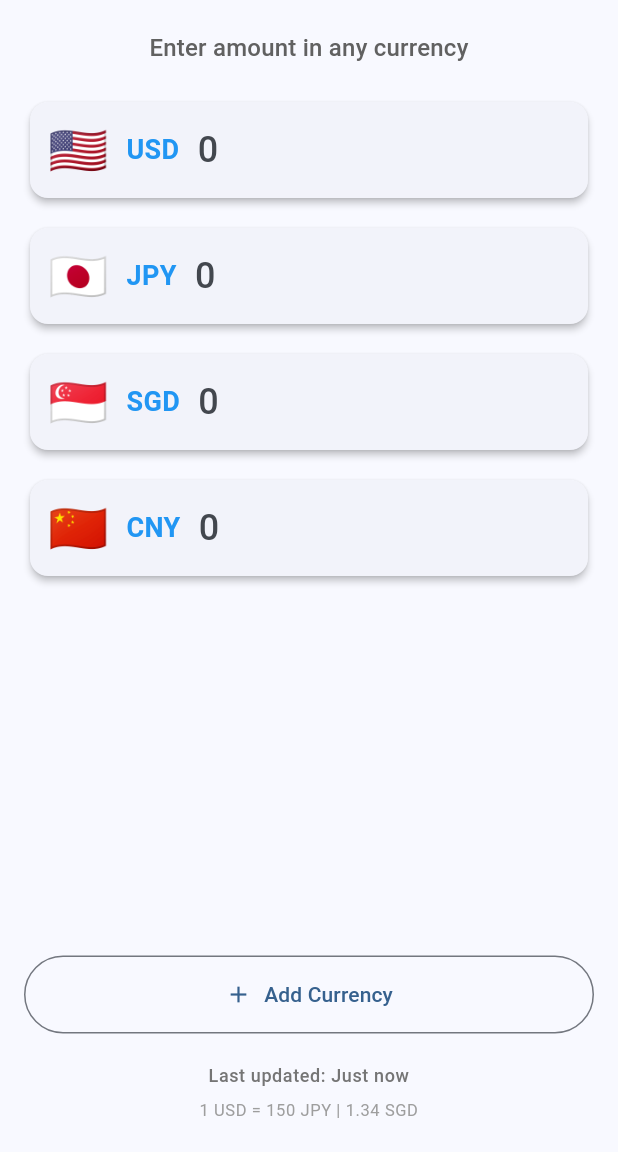
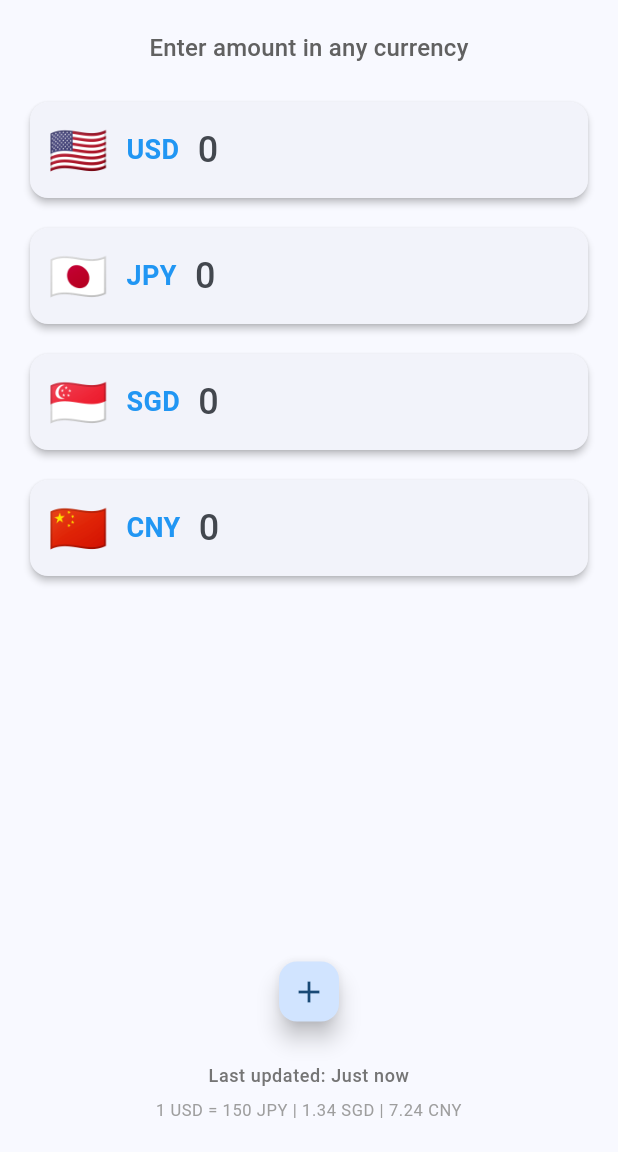
Before and after one commit to jzhu36/currency_exchange, a Flutter app: the screen it shows after launch, on a phone screen of 412 x 824 dp, the part 84-1236 px from its top. Run offline on Flutter 3.47's test engine with Material 3 defaults, Android fonts, the phone set to English and light mode, and no system bars; our stand-ins replace shared_preferences.

Commit message:
Fix bugs: currency conversion, rate display, UI improvements
- Fix new currencies not converting (update fields after loading)
- Fix rate display to show all selected currencies (not just first 3)
- Change Add Currency button to simple + icon (FloatingActionButton)
- Position + button right below currency list
- Fix navigation button overlap with proper SafeArea padding
- Improve rate display with multi-line support

```diff
--- a/lib/screens/converter_screen.dart
+++ b/lib/screens/converter_screen.dart
@@ -63,6 +63,25 @@ class _ConverterScreenState extends State<ConverterScreen> {
       _currencies = currencies;
       _setupControllersAndFocusNodes();
     });
+
+    // After loading currencies, update all fields based on existing values
+    _updateAllFieldsFromExisting();
+  }
+
+  /// Update all fields based on the first non-empty field.
+  void _updateAllFieldsFromExisting() {
+    // Find first currency with a value
+    for (final currency in _currencies) {
+      final controller = _controllers[currency];
+      if (controller != null && controller.text.isNotEmpty) {
+        final amount = double.tryParse(controller.text);
+        if (amount != null && amount > 0) {
+          _lastEditedCurrency = currency;
+          _updateOtherFields(currency, amount);
+          return;
+        }
+      }
+    }
   }
 
   /// Set up controllers and focus nodes for all currencies.
@@ -341,6 +360,9 @@ class _ConverterScreenState extends State<ConverterScreen> {
 
                     // Currency list with reordering
                     Expanded(
+                      child: Column(
+                        children: [
+                          Expanded(
                             child: ReorderableListView.builder(
                               padding: const EdgeInsets.symmetric(horizontal: 16.0),
                               itemCount: _currencies.length,
@@ -405,23 +427,23 @@ class _ConverterScreenState extends State<ConverterScreen> {
                             ),
                           ),
 
-                    // Add Currency button
+                          // Add Currency button - simple + icon right below currencies
                           Padding(
-                      padding: const EdgeInsets.symmetric(horizontal: 16.0),
-                      child: SizedBox(
-                        width: double.infinity,
-                        child: OutlinedButton.icon(
+                            padding: const EdgeInsets.symmetric(horizontal: 16.0, vertical: 12.0),
+                            child: Center(
+                              child: FloatingActionButton(
                                 onPressed: _navigateToAddCurrency,
-                          icon: const Icon(Icons.add),
-                          label: const Text('Add Currency'),
-                          style: OutlinedButton.styleFrom(
-                            padding: const EdgeInsets.symmetric(vertical: 16),
+                                mini: true,
+                                child: const Icon(Icons.add),
+                                tooltip: 'Add Currency',
                               ),
                             ),
                           ),
+                        ],
+                      ),
                     ),
 
-                    const SizedBox(height: 20),
+                    const SizedBox(height: 12),
 
                     // Footer with rate info
                     Padding(
@@ -438,16 +460,15 @@ class _ConverterScreenState extends State<ConverterScreen> {
 
                     const SizedBox(height: 8),
 
-                    // Display current rates
+                    // Display current rates - show all selected currencies
                     Padding(
                       padding: const EdgeInsets.symmetric(horizontal: 16.0),
                       child: Builder(
                         builder: (context) {
                           final rates = CurrencyConverter.getRates();
                           final usdRate = rates['USD'] ?? 1.0;
-                          final displayCurrencies = _currencies.take(3).toList();
 
-                          final rateTexts = displayCurrencies.where((c) => c != 'USD').map((c) {
+                          final rateTexts = _currencies.where((c) => c != 'USD').map((c) {
                             final rate = rates[c];
                             if (rate != null) {
                               final decimals = CurrencyData.getDecimalPlaces(c);
@@ -463,12 +484,15 @@ class _ConverterScreenState extends State<ConverterScreen> {
                                   fontSize: 11,
                                 ),
                             textAlign: TextAlign.center,
+                            maxLines: 3,
+                            overflow: TextOverflow.ellipsis,
                           );
                         },
                       ),
                     ),
 
-                    const SizedBox(height: 20),
+                    // Extra padding for navigation buttons
+                    SizedBox(height: MediaQuery.of(context).padding.bottom + 20),
                   ],
                 ),
 
```
Lines whose indentation alone changed are shown as unchanged.
